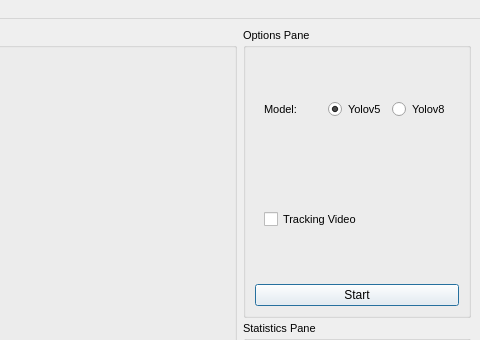
Above: GUI/interface.ui from KameliaBnh/BeeTect before the change; both pictures show x 320 to 800 and y 0 to 340 of the 800 by 620 pixel window. Below: the same form after it.
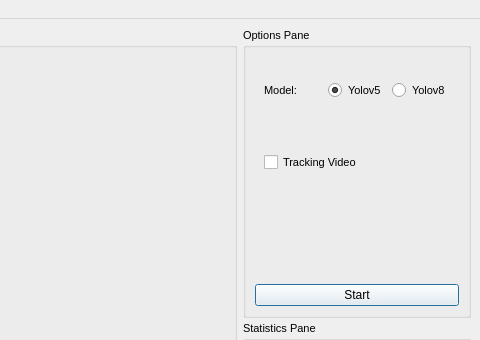
That is the form after the change.

Diff of the .ui file:
```diff
--- a/GUI/interface.ui
+++ b/GUI/interface.ui
@@ -315,6 +315,13 @@
             </layout>
            </widget>
           </item>
+          <item>
+           <widget class="QLabel" name="infoText">
+            <property name="text">
+             <string/>
+            </property>
+           </widget>
+          </item>
           <item>
            <widget class="QPushButton" name="Start">
             <property name="palette">
```
Left out of the diff: 24 changed lines with no effect on the pictures.
